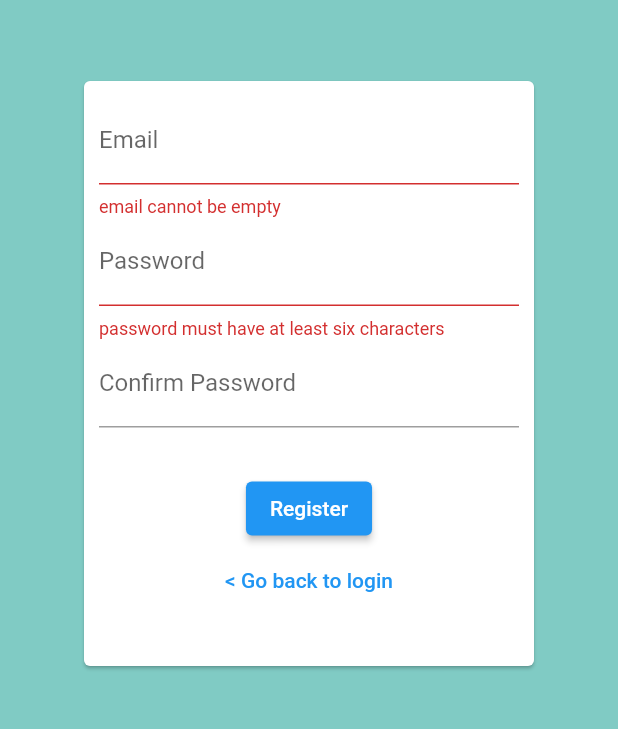
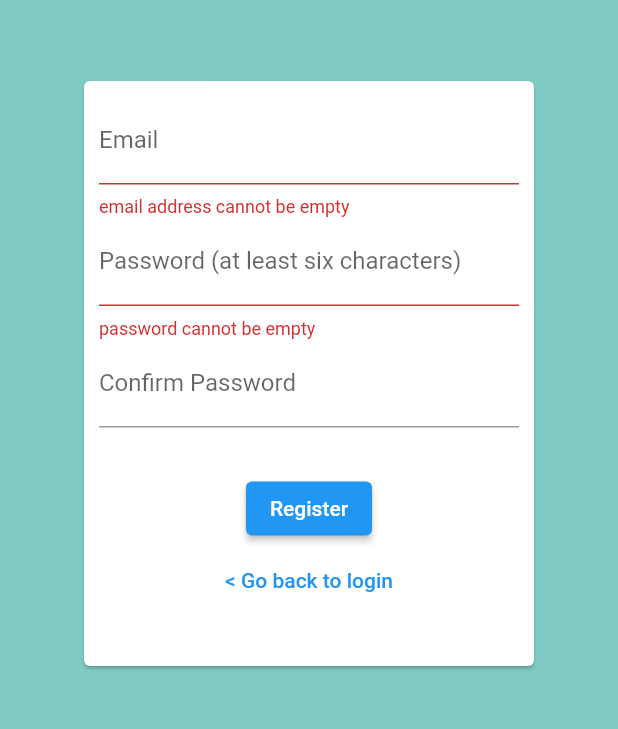
Before and after one commit to alextang809/RhyCare, a Flutter app: the SignupScreen screen opened by its route, after a tap on "Register", on a phone screen of 412 x 824 dp, the part 399-1128 px from its top. Run offline on Flutter 3.47's test engine with Material 2 defaults, Android fonts, the phone set to English and light mode, and no system bars; our stand-ins replace firebase_auth, firebase_core, fluttertoast; accounts and stored records are empty.

Commit message:
Update error handling features of Signup and Login pages

```diff
--- a/lib/screens/login_screen.dart
+++ b/lib/screens/login_screen.dart
@@ -89,8 +89,8 @@ class _LoginScreenState extends State<LoginScreen> {
                           decoration: InputDecoration(labelText: 'Email'),
                           keyboardType: TextInputType.emailAddress,
                           validator: (value) {
-                            if (value == null || value.isEmpty) {
-                              return 'email cannot be empty';
+                            if (value!.isEmpty) {
+                              return 'please enter email address';
                             }
                             return null;
                           },
@@ -104,8 +104,8 @@ class _LoginScreenState extends State<LoginScreen> {
                           decoration: InputDecoration(labelText: 'Password'),
                           obscureText: true,
                           validator: (value) {
-                            if (value == null || value.length < 6) {
-                              return 'password must have at least six characters';
+                            if (value!.isEmpty) {
+                              return 'please enter password';
                             }
                             return null;
                           },
--- a/lib/screens/signup_screen.dart
+++ b/lib/screens/signup_screen.dart
@@ -2,6 +2,7 @@ import 'package:flutter/material.dart';
 import 'package:firebase_auth/firebase_auth.dart';
 import 'package:flutter/services.dart';
 import 'package:fluttertoast/fluttertoast.dart';
+import 'dart:io';
 
 import 'login_screen.dart';
 
@@ -30,6 +31,11 @@ class _SignupScreenState extends State<SignupScreen> {
         final user = await FirebaseAuth.instance
             .createUserWithEmailAndPassword(email: email, password: password);
         print('Registered user: ${user.user!.uid}');
+        Fluttertoast.showToast(
+          msg: 'Your account has been created successfully! Please login!',
+          toastLength: Toast.LENGTH_LONG,
+        );
+        sleep(Duration(seconds:1));
         Navigator.of(context).pushReplacementNamed(LoginScreen.routeName);
       } catch (error) {
         print('$error');
@@ -92,7 +98,7 @@ class _SignupScreenState extends State<SignupScreen> {
                           keyboardType: TextInputType.emailAddress,
                           validator: (value) {
                             if (value == null || value.isEmpty) {
-                              return 'email cannot be empty';
+                              return 'email address cannot be empty';
                             }
                             return null;
                           },
@@ -103,11 +109,13 @@ class _SignupScreenState extends State<SignupScreen> {
 
                         // password
                         TextFormField(
-                          decoration: InputDecoration(labelText: 'Password'),
+                          decoration: InputDecoration(labelText: 'Password (at least six characters)'),
                           obscureText: true,
                           controller: passwordController,
                           validator: (value) {
-                            if (value == null || value.length < 6) {
+                            if (value!.isEmpty) {
+                              return 'password cannot be empty';
+                            } else if (value.length < 6) {
                               return 'password must have at least six characters';
                             }
                             return null;
```
Also changed, not shown: lib/screens/home_screen.dart (+20 -3 lines).
